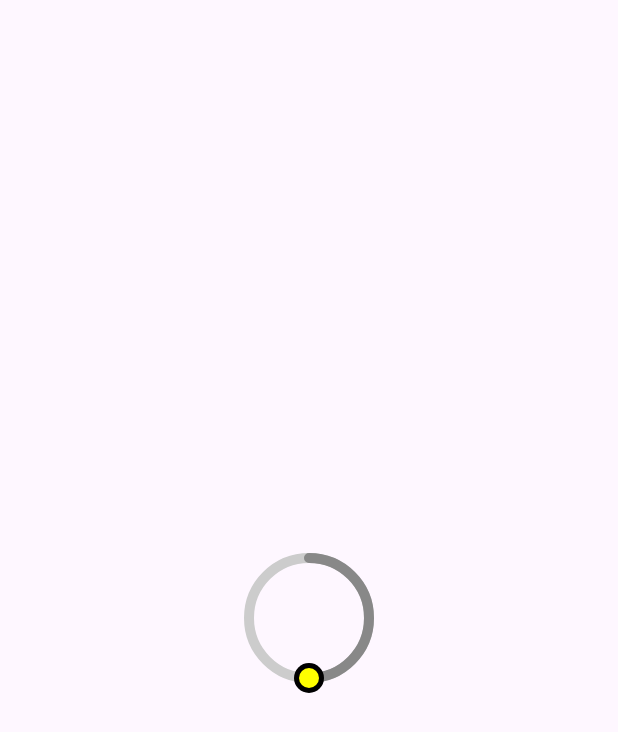
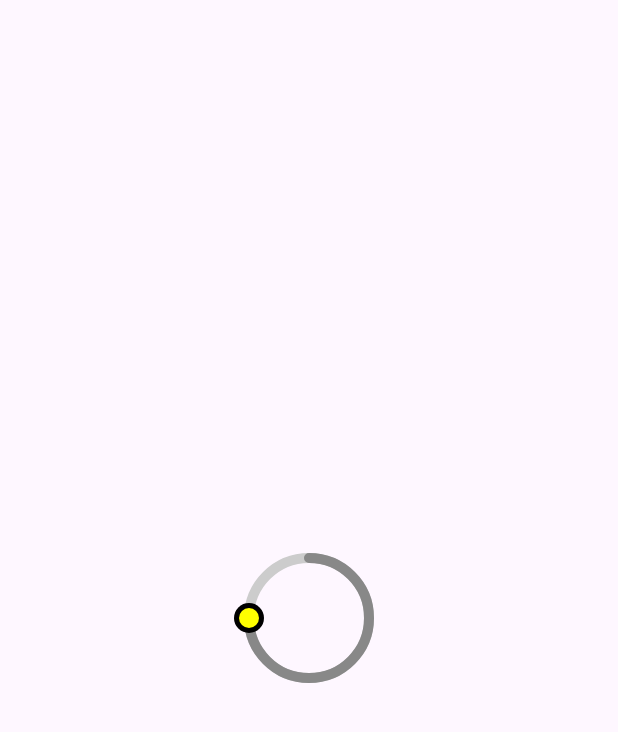
Before and after one commit to shahrazeahmad07/circular-seek-bar, an Android app: the layout activity_main.xml on its own in the app's theme, with its tools: preview values and no code run, on a phone screen of 412 x 824 dp. Shown: the top 732 px of the screen. Run offline under Robolectric (Android 15) with nearby library versions, the phone set to English and light mode, and no system bars.

Commit message:
improved initAttr method

```diff
--- a/app/src/main/java/com/example/customcircularseekbar/custom/CircularSeekbar.kt
+++ b/app/src/main/java/com/example/customcircularseekbar/custom/CircularSeekbar.kt
@@ -110,8 +110,14 @@ class CircularSeekbar @JvmOverloads constructor(context: Context, attrs: Attribu
         trackWidth = typedArray.getDimension(R.styleable.CircularSeekbar_circularSeekbarTrackWidth, trackWidth)
         progressWidth = typedArray.getDimension(R.styleable.CircularSeekbar_circularSeekbarProgressWidth, progressWidth)
 
-        maxProgress = typedArray.getFloat(R.styleable.CircularSeekbar_circularSeekbarMaxProgress, maxProgress)
-        progress = typedArray.getFloat(R.styleable.CircularSeekbar_circularSeekbarProgress, progress)
+        val maxProgressValue = typedArray.getFloat(R.styleable.CircularSeekbar_circularSeekbarMaxProgress, maxProgress)
+        if (this.maxProgress != maxProgressValue) {
+            this.maxProgress = maxProgressValue
+        }
+        val progressValue = typedArray.getFloat(R.styleable.CircularSeekbar_circularSeekbarProgress, progress)
+        if (this.progress != progressValue) {
+            this.progress = progressValue
+        }
     }
 
     private fun setupPaints() {
--- a/app/src/main/res/layout/activity_main.xml
+++ b/app/src/main/res/layout/activity_main.xml
@@ -16,7 +16,7 @@
         app:layout_constraintStart_toStartOf="parent"
         app:layout_constraintBottom_toBottomOf="parent"
         app:circularSeekbarMaxProgress="200"
-        app:circularSeekbarProgress="100" />
+        app:circularSeekbarProgress="150" />
 
 
 </androidx.constraintlayout.widget.ConstraintLayout>
```
